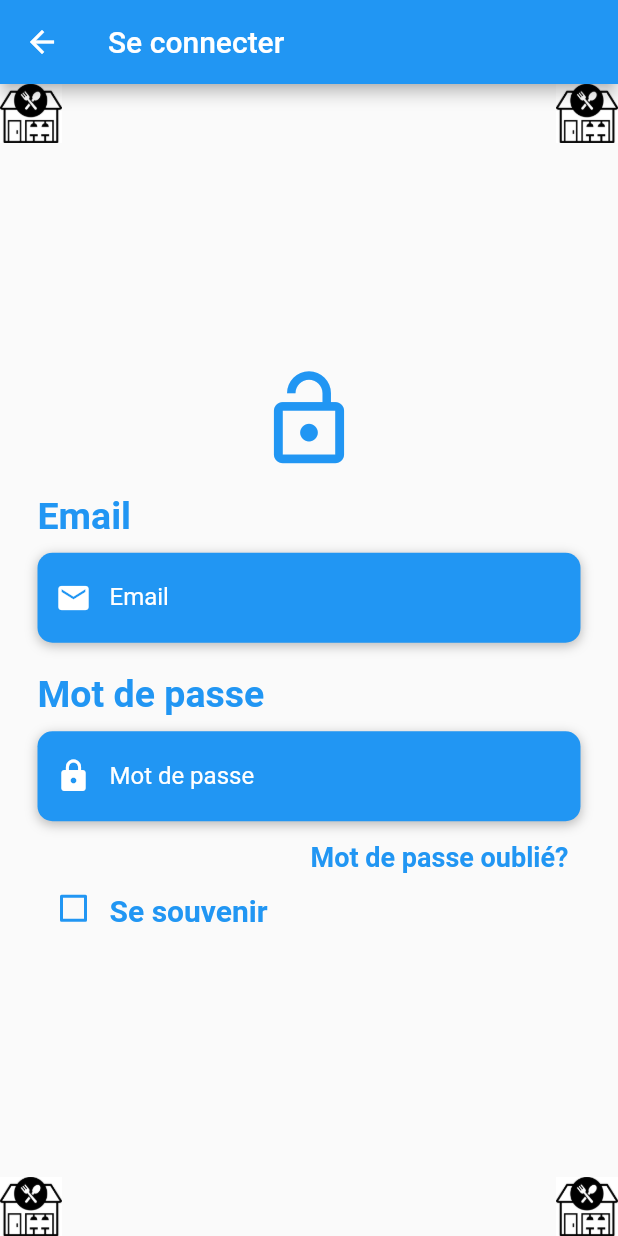
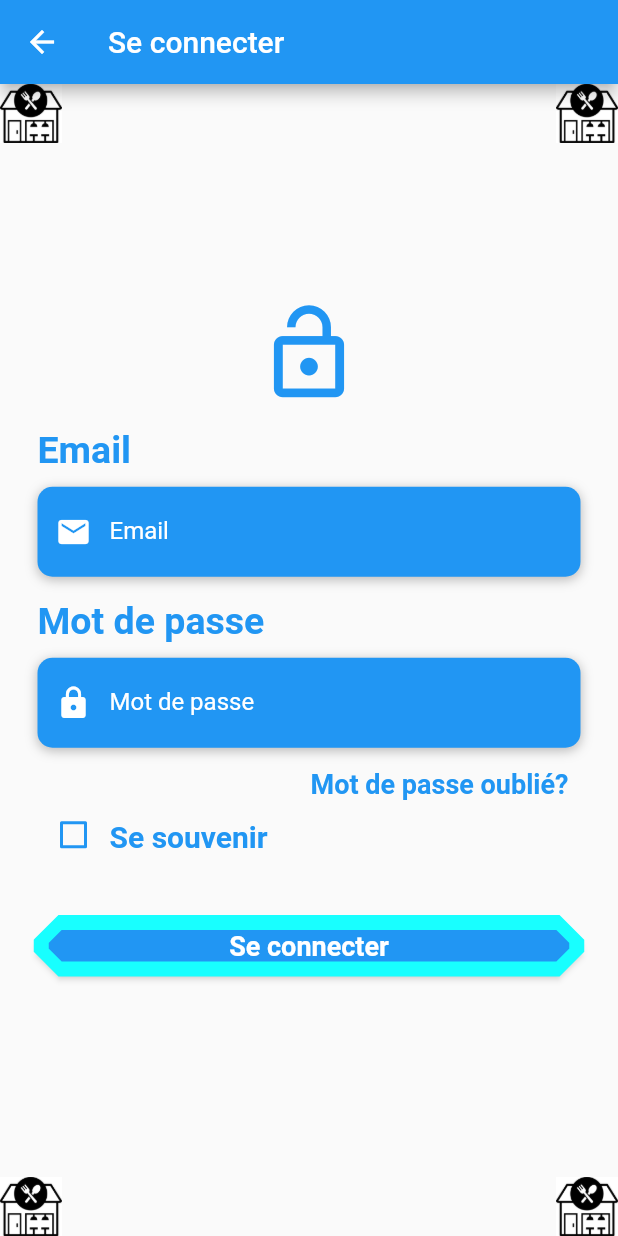
Before and after one commit to Assurance-Tedangbe/gestionTicketElectroEtAccesResto, a Flutter app: the LoginPage screen opened by its route, on a phone screen of 412 x 824 dp. Run offline on Flutter 3.47's test engine with Material 2 defaults, Android fonts, the phone set to English and light mode, and no system bars.

Commit message:
set stateful login page

```diff
--- a/mymobileproject/lib/UI/widgets/login.body.dart
+++ b/mymobileproject/lib/UI/widgets/login.body.dart
@@ -27,7 +27,7 @@ class _BodyState extends State<Body> {
                 });
               }),
         ),
-        Text(
+        const Text(
           'Se souvenir',
           style: TextStyle(
               color: Colors.blue, fontWeight: FontWeight.bold, fontSize: 20),
@@ -49,7 +49,7 @@ class _BodyState extends State<Body> {
         child: Column(
           mainAxisAlignment: MainAxisAlignment.center,
           children: <Widget>[
-            Icon(
+            const Icon(
               Icons.lock_open,
               color: Colors.blue,
               size: 70,
@@ -62,13 +62,14 @@ class _BodyState extends State<Body> {
                   color: Color.fromRGBO(30, 144, 255, 0.9)),
             ),*/
             //    SizedBox(height: size.height * 0.07),
-            SizedBox(height: 15),
+            const SizedBox(height: 15),
             manageEmail(),
-            SizedBox(height: 20),
+            const SizedBox(height: 15),
             managePassword(),
             manageForgotPasswordBtn(),
             rememberMe(),
-            SizedBox(height: 20),
+            const SizedBox(height: 15),
+            manageLoginBtn()
             // RoundedButton(text: "Se connecter", press: () {}),
           ],
         ),
@@ -86,7 +87,7 @@ Widget manageEmail() {
   return Column(
     crossAxisAlignment: CrossAxisAlignment.start,
     children: <Widget>[
-      Text(
+      const Text(
         'Email',
         style: TextStyle(
           color: Colors.blue,
@@ -94,18 +95,18 @@ Widget manageEmail() {
           fontWeight: FontWeight.bold,
         ),
       ),
-      SizedBox(height: 10),
+      const SizedBox(height: 10),
       Container(
         alignment: Alignment.centerLeft,
         decoration: BoxDecoration(
             color: Colors.blue,
             borderRadius: BorderRadius.circular(10),
             boxShadow: [
-              BoxShadow(
+              const BoxShadow(
                   color: Colors.black26, blurRadius: 6, offset: Offset(0, 2))
             ]),
         height: 60,
-        child: TextField(
+        child: const TextField(
           keyboardType: TextInputType.emailAddress,
           style: TextStyle(
             color: Colors.black87,
@@ -128,7 +129,7 @@ Widget managePassword() {
   return Column(
     crossAxisAlignment: CrossAxisAlignment.start,
     children: <Widget>[
-      Text(
+      const Text(
         'Mot de passe',
         style: TextStyle(
           color: Colors.blue,
@@ -136,18 +137,18 @@ Widget managePassword() {
           fontWeight: FontWeight.bold,
         ),
       ),
-      SizedBox(height: 10),
+      const SizedBox(height: 10),
       Container(
         alignment: Alignment.centerLeft,
         decoration: BoxDecoration(
             color: Colors.blue,
             borderRadius: BorderRadius.circular(10),
             boxShadow: [
-              BoxShadow(
+              const BoxShadow(
                   color: Colors.black26, blurRadius: 6, offset: Offset(0, 2))
             ]),
         height: 60,
-        child: TextField(
+        child: const TextField(
           //  keyboardType: TextInputType.emailAddress,
           obscureText: true,
           style: TextStyle(
@@ -172,7 +173,7 @@ Widget manageForgotPasswordBtn() {
     alignment: Alignment.centerRight,
     child: TextButton(
       onPressed: () => print("Forgot password pressed"),
-      child: Text(
+      child: const Text(
         'Mot de passe oublié?',
         style: TextStyle(
             color: Colors.blue, fontWeight: FontWeight.bold, fontSize: 18),
@@ -180,3 +181,21 @@ Widget manageForgotPasswordBtn() {
     ),
   );
 }
+
+Widget manageLoginBtn() {
+  return Container(
+      padding: const EdgeInsets.symmetric(vertical: 25),
+      width: double.infinity,
+      child: ElevatedButton(
+        onPressed: () => print('Login pressed'),
+        child: const Text('Se connecter'),
+        style: ElevatedButton.styleFrom(
+          backgroundColor: Colors.blue,
+          side: const BorderSide(color: Colors.cyanAccent, width: 5),
+          shape: const BeveledRectangleBorder(
+              borderRadius: BorderRadius.all(Radius.circular(15))),
+          textStyle: const TextStyle(
+              color: Colors.white, fontSize: 18, fontWeight: FontWeight.bold),
+        ),
+      ));
+}
```
